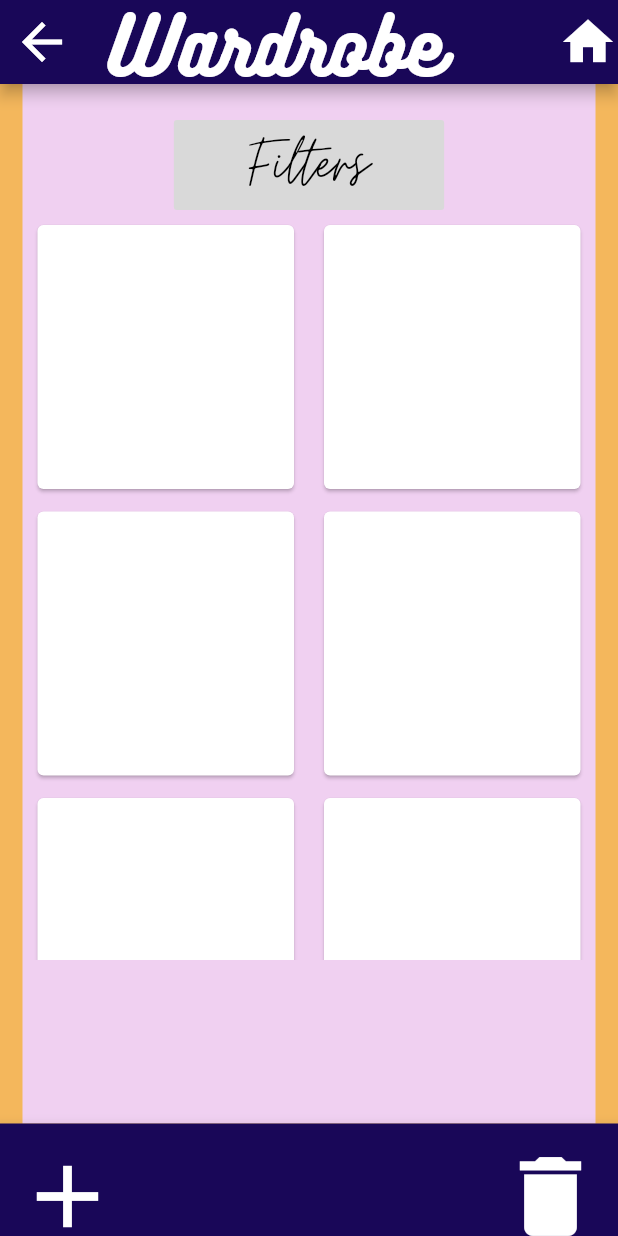
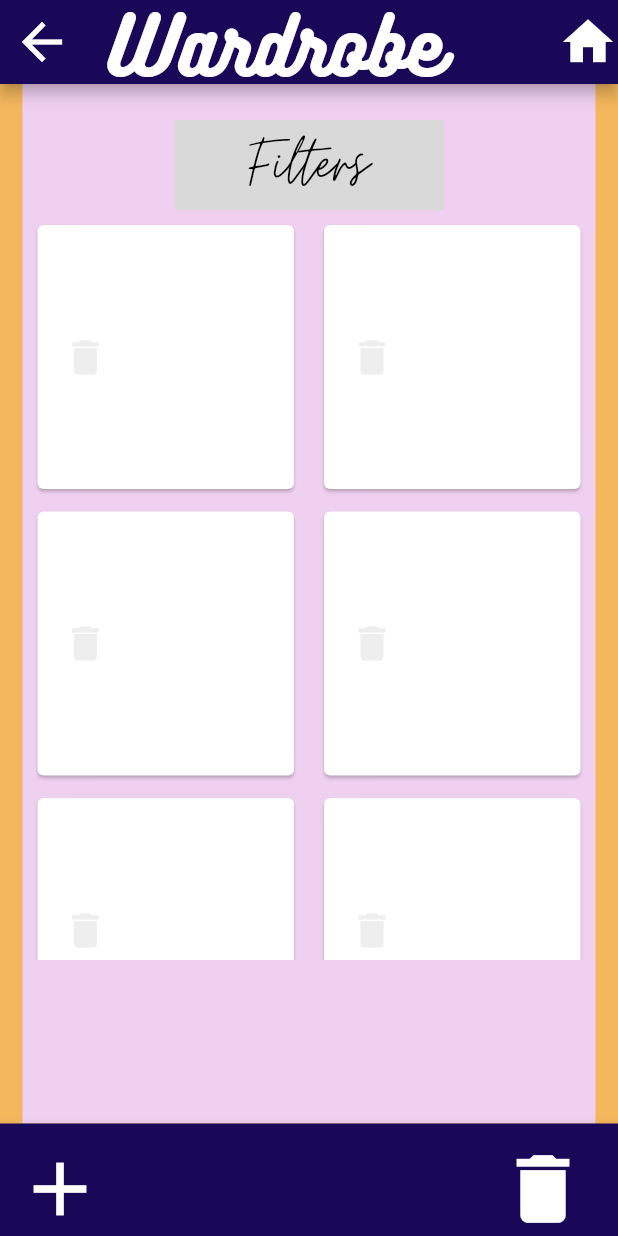
Before and after one commit to srour166/MatchyMatchy, a Flutter app: the screen it shows after launch, on a phone screen of 412 x 824 dp. Run offline on Flutter 3.47's test engine with Material 2 defaults, Android fonts, the phone set to English and light mode, and no system bars.

Commit message:
added delete button

```diff
--- a/lib/wardrobe.dart
+++ b/lib/wardrobe.dart
@@ -24,46 +24,30 @@ class _WardrobePageState extends State<WardrobePage> {
                         fontFamily: 'Moontime',
                         fontSize: 50,
                         color: Colors.black))),
+            Container(),
             Container(
                 height: 500,
                 child: GridView.count(
                     scrollDirection: Axis.vertical,
                     crossAxisCount: 2,
-                    children: List.generate(51, (index) {
+                    children: List.generate(50, (index) {
                       return Container(
                         child: Card(
                             margin: EdgeInsets.fromLTRB(10.0, 10.0, 10.0, 5.0),
-                          // margin: EdgeInsets.only(
-                          //     left: 5, top: 5, right: 5, bottom: 5),
                             color: Colors.white,
+                            child: ButtonBar(
+                              alignment: MainAxisAlignment.start,
+                              children: <Widget>[
+                                IconButton(
+                                  icon: Icon(choices[3].icon,
+                                      color: Colors.grey[200], size: 30),
+                                  onPressed: () => {},
+                                  splashColor: Colors.grey,
                                 ),
-                        // decoration: new BoxDecoration(
-                        //   boxShadow: [
-                        //     new BoxShadow(
-                        //       color: Colors.grey,
-                        //       blurRadius: 20.0, // soften the shadow
-                        //       spreadRadius: 1.0, //extend the shadow
-                        //       offset: Offset(
-                        //         0.0, // Move to right 10  horizontally
-                        //         5.0, // Move to bottom 10 Vertically
-                        //       ),
-                        //     ),
-                        //   ],
-                        // ),
+                              ],
+                            )),
                       );
                     }))),
-            // new GridView.count(
-            //     // Create a grid with 2 columns. If you change the scrollDirection to
-            //     // horizontal, this produces 2 rows.
-            //     crossAxisCount: 2,
-            //     children: List.generate(100, (index) {
-            //       return Center(
-            //           child: GridTile(
-            //               child: Text(
-            //         'Items $index',
-            //         style: Theme.of(context).textTheme.headline5,
-            //       )));
-            //     }))
           ]),
           alignment: Alignment.center,
           margin: EdgeInsets.fromLTRB(15, 0, 15, 0),
@@ -76,12 +60,12 @@ class _WardrobePageState extends State<WardrobePage> {
                   fontFamily: 'Bukhari', fontSize: 50, color: Colors.white)),
           leading: IconButton(
               icon: Icon(choices[0].icon, color: Colors.white, size: 40),
-            onPressed: null,
-          ),
+              onPressed: () => {},
+              splashColor: Colors.grey),
           actions: <Widget>[
             IconButton(
               icon: Icon(choices[1].icon, color: Colors.white, size: 40),
-              onPressed: null,
+              onPressed: () => {},
             )
           ]),
       bottomNavigationBar: BottomAppBar(
@@ -96,15 +80,18 @@ class _WardrobePageState extends State<WardrobePage> {
                     IconButton(
                       iconSize: 30.0,
                       padding: EdgeInsets.only(left: 10),
-                        icon: Icon(choices[2].icon,
-                            color: Colors.white, size: 70),
-                        onPressed: null),
+                      icon:
+                          Icon(choices[2].icon, color: Colors.white, size: 60),
+                      onPressed: () => {},
+                      splashColor: Colors.grey,
+                    ),
                     IconButton(
                         iconSize: 30.0,
                         padding: EdgeInsets.only(right: 50),
                         icon: Icon(choices[3].icon,
-                            color: Colors.white, size: 70),
-                        onPressed: null)
+                            color: Colors.white, size: 60),
+                        onPressed: () => {},
+                        splashColor: Colors.grey)
                   ]))),
     ));
   }
--- a/pubspec.yaml
+++ b/pubspec.yaml
@@ -47,6 +47,7 @@ flutter:
   # To add assets to your application, add an assets section, like this:
   assets:
     - images/bg.jpg
+    - images/skirt.jpg
 
 
   # An image asset can refer to one or more resolution-specific "variants", see
```
Also changed, not shown: lib/load_screen.dart (+4 -3 lines), images/skirt.jpg (added). Lines whose indentation alone changed are shown as unchanged.
